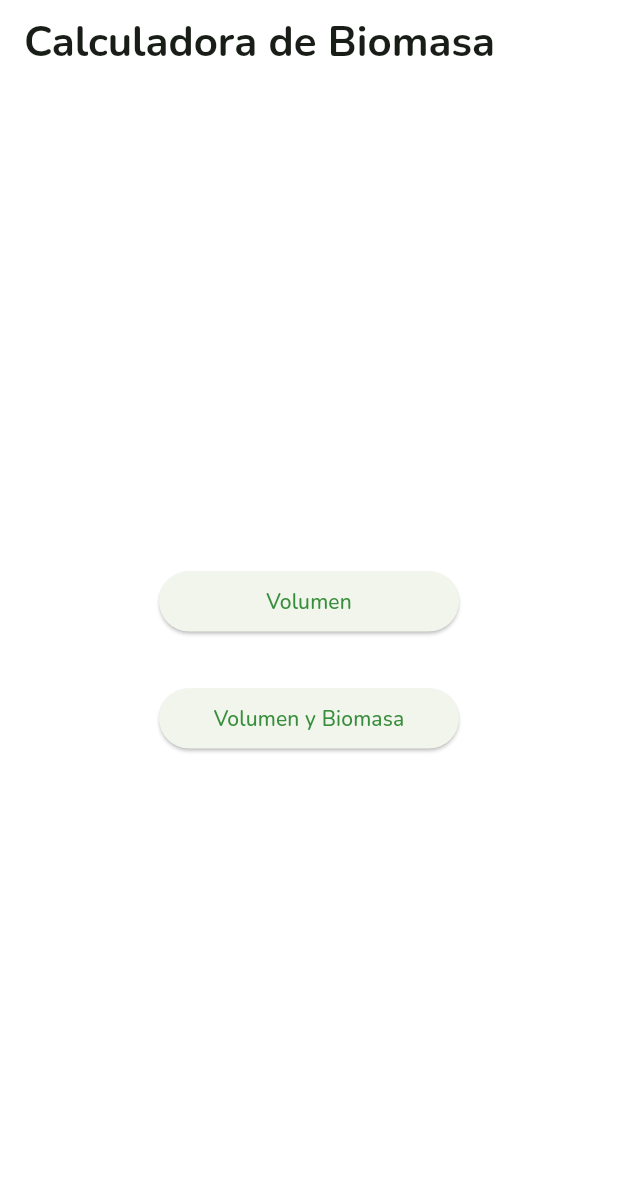
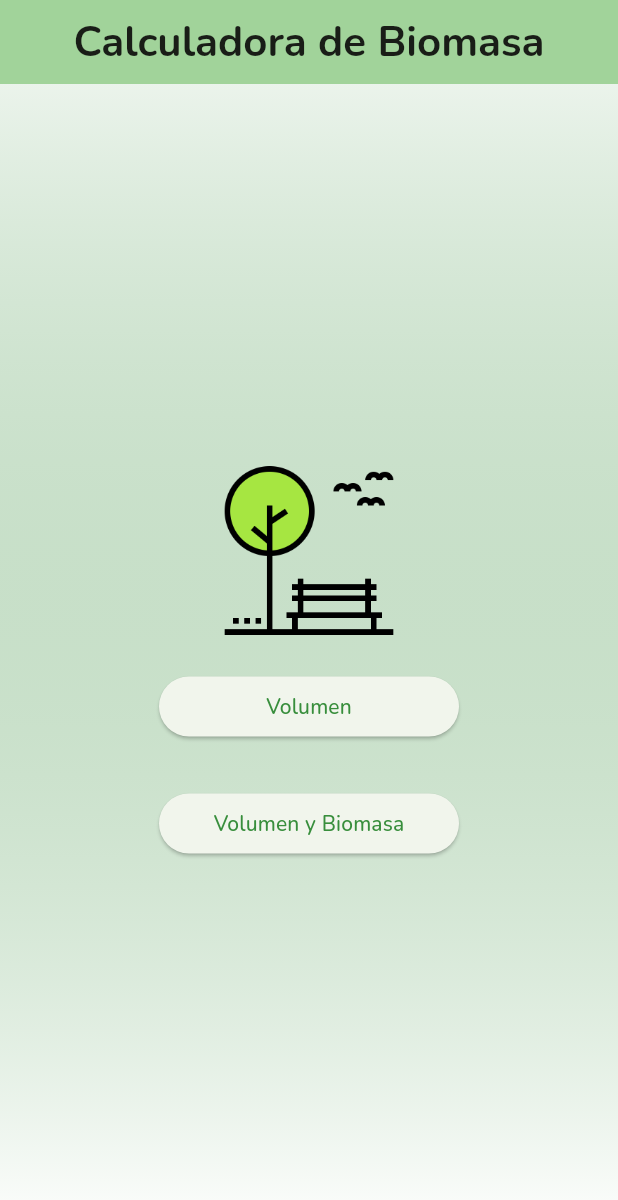
Before and after one commit to albertholto0/Calculadora-biomasa, a Flutter app: the screen it shows after launch, on a phone screen of 412 x 824 dp. Shown: the top 1200 px of the screen. Run offline on Flutter 3.47's test engine with Material 3 defaults, Android fonts, the phone set to English and light mode, and no system bars; our stand-ins replace google_fonts.

Commit message:
Se añadió una imagen en la pantalla principal. Cambié colores.

```diff
--- a/calculadora_biomasa/lib/main.dart
+++ b/calculadora_biomasa/lib/main.dart
@@ -22,7 +22,6 @@ class _MyAppState extends State<MyApp> {
   Widget build(BuildContext context) {
     return MaterialApp(
       debugShowCheckedModeBanner: false,
-      title: 'Menú',
       theme: appTheme,
       home: HomeScreen(),
     );
--- a/calculadora_biomasa/lib/screens/home_screen.dart
+++ b/calculadora_biomasa/lib/screens/home_screen.dart
@@ -8,11 +8,28 @@ class HomeScreen extends StatelessWidget {
   @override
   Widget build(BuildContext context) {
     return Scaffold(
-      appBar: AppBar(title: const Text('Calculadora de Biomasa')),
-      body: Center(
+      appBar: AppBar(
+        backgroundColor: Theme.of(context).colorScheme.inversePrimary,
+        title: const Text('Calculadora de Biomasa'),
+        centerTitle: true,
+      ),
+      body: Container(
+        decoration: BoxDecoration(
+          gradient: LinearGradient(
+            begin: Alignment.topCenter,
+            end: Alignment.bottomCenter,
+            colors: [
+              Theme.of(context).colorScheme.primary.withOpacity(0.1),
+              Theme.of(context).colorScheme.surface,
+            ],
+          ),
+        ),
+        child: Center(
           child: Column(
             mainAxisAlignment: MainAxisAlignment.center,
             children: [
+              Image.asset('assets/images/nature.png', height: 120),
+              SizedBox(height: 20),
               SizedBox(
                 width: 200,
                 child: ElevatedButton(
@@ -45,6 +62,7 @@ class HomeScreen extends StatelessWidget {
             ],
           ),
         ),
+      ),
     );
   }
 }
--- a/calculadora_biomasa/pubspec.yaml
+++ b/calculadora_biomasa/pubspec.yaml
@@ -59,8 +59,8 @@ flutter:
   uses-material-design: true
 
   # To add assets to your application, add an assets section, like this:
-  # assets:
-  #   - images/a_dot_burr.jpeg
+  assets:
+    - assets/images/nature.png
   #   - images/a_dot_ham.jpeg
 
   # An image asset can refer to one or more resolution-specific "variants", see
```
Also changed, not shown: calculadora_biomasa/assets/images/nature.png (added). Lines whose indentation alone changed are shown as unchanged.
